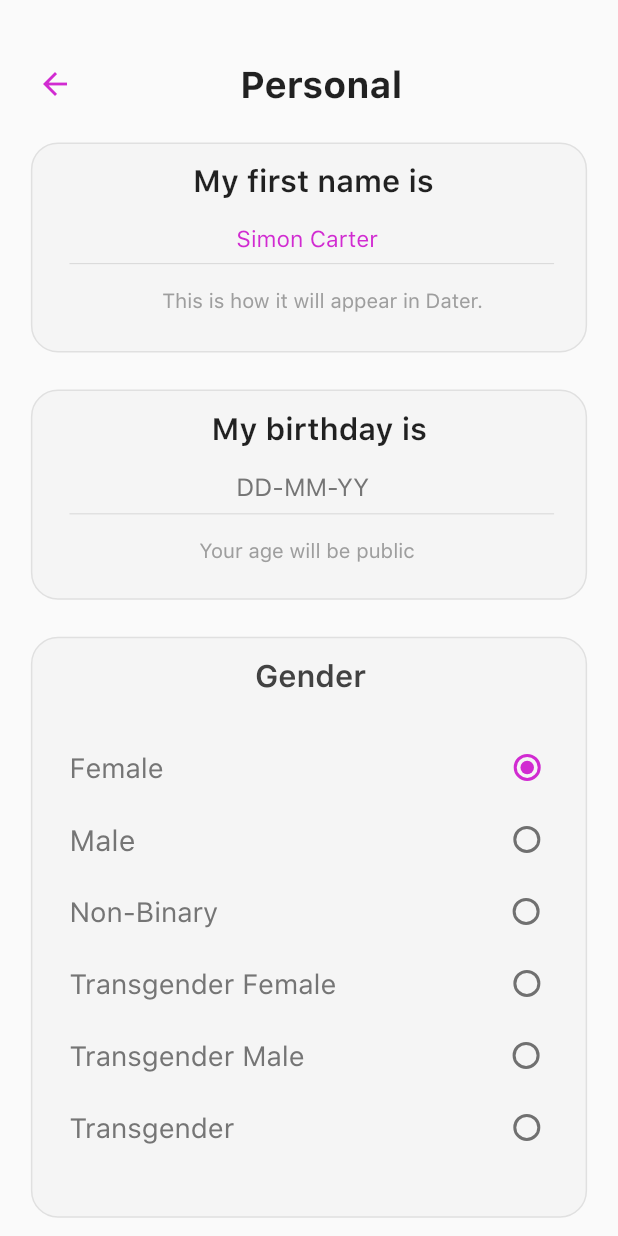
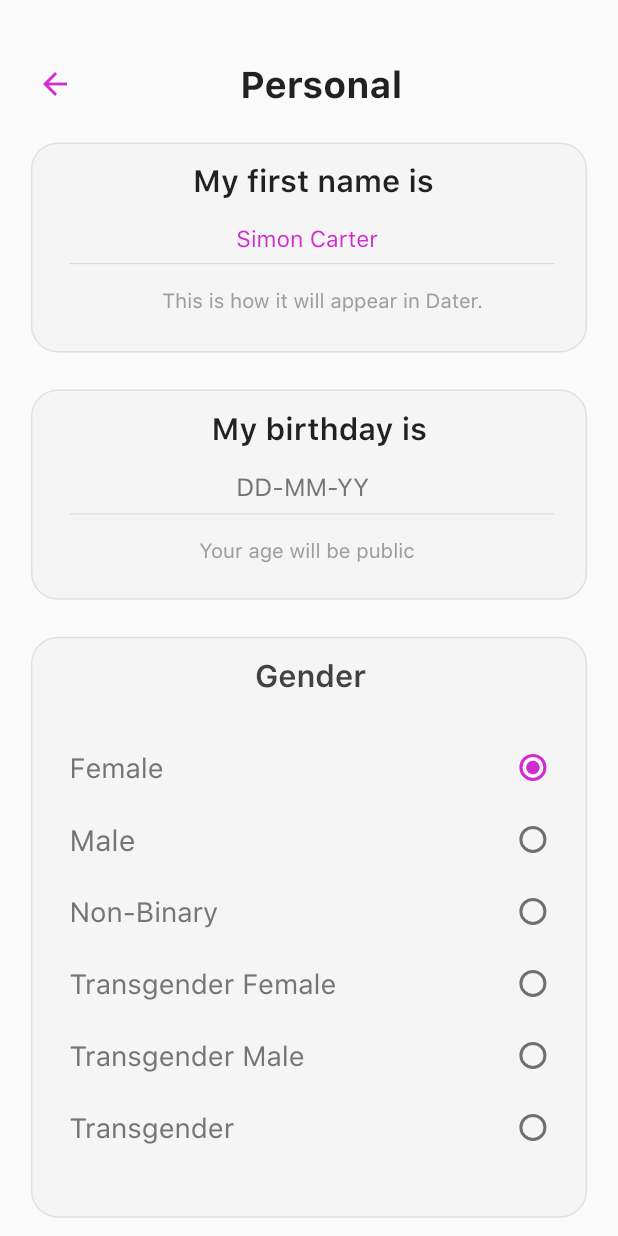
Before and after one commit to Abhisheksainii/goldidate-master, a Flutter app: the Personal screen opened by its route, on a phone screen of 412 x 824 dp. Run offline on Flutter 3.47's test engine with Material 2 defaults, Android fonts, the phone set to English and light mode, and no system bars; our stand-ins replace auto_size_text, cloud_firestore, firebase_auth, firebase_core, font_awesome_flutter, google_sign_in and 4 more; missing offline and left inert: flutter_login_facebook, mobile_number; accounts and stored records are empty; project files that could hold a hidden picture were left out.

Commit message:
Minor fixes

```diff
--- a/lib/main.dart
+++ b/lib/main.dart
@@ -37,7 +37,7 @@ class MyApp extends StatelessWidget {
     return MaterialApp(
       debugShowCheckedModeBanner: false,
       title: Common.applicationName,
-      initialRoute: AppRoutes.Tabview,
+      initialRoute: AppRoutes.chatscreen,
       theme: ThemeData(
         fontFamily: "SFPro",
       ),
--- a/lib/screens/Home/Profile/Personal.dart
+++ b/lib/screens/Home/Profile/Personal.dart
@@ -22,9 +22,7 @@ class _PersonalState extends State<Personal> {
   var selectedRange = RangeValues(0.2, 0.4);
   double value = 0.0;
   Gender _gender = Gender.Female;
-  Sexuality _sex = Sexuality.Straight;
-  ViewStyle _character = ViewStyle.classicView;
-  Interests _interest = Interests.dating;
+  Sexuality _sex = Sexuality.Gay;
   @override
   Widget build(BuildContext context) {
     double height = MediaQuery.of(context).size.height;
@@ -221,7 +219,11 @@ class _PersonalState extends State<Personal> {
                         ),
                         Column(
                           children: [
-                            Row(
+                            Padding(
+                              padding: EdgeInsets.only(right: width * 0.027),
+                              child: Row(
+                                mainAxisAlignment:
+                                    MainAxisAlignment.spaceBetween,
                                 children: [
                                   Text(
                                     "Female",
@@ -229,9 +231,6 @@ class _PersonalState extends State<Personal> {
                                       fontSize: width * 0.045,
                                       color: Color(0xFF757575),
                                     ),
-                                ),
-                                SizedBox(
-                                  width: width * 0.53,
                                   ),
                                   Radio<Gender>(
                                     activeColor: Color(0xFFD12BD1),
@@ -247,7 +246,12 @@ class _PersonalState extends State<Personal> {
                                   ),
                                 ],
                               ),
-                            Row(
+                            ),
+                            Padding(
+                              padding: EdgeInsets.only(right: width * 0.027),
+                              child: Row(
+                                mainAxisAlignment:
+                                    MainAxisAlignment.spaceBetween,
                                 children: [
                                   Text(
                                     "Male",
@@ -255,9 +259,6 @@ class _PersonalState extends State<Personal> {
                                       fontSize: width * 0.0475,
                                       color: Color(0xFF757575),
                                     ),
-                                ),
-                                SizedBox(
-                                  width: width * 0.575,
                                   ),
                                   Radio<Gender>(
                                     activeColor: Color(0xFFD12BD1),
@@ -273,7 +274,12 @@ class _PersonalState extends State<Personal> {
                                   ),
                                 ],
                               ),
-                            Row(
+                            ),
+                            Padding(
+                              padding: EdgeInsets.only(right: width * 0.027),
+                              child: Row(
+                                mainAxisAlignment:
+                                    MainAxisAlignment.spaceBetween,
                                 children: [
                                   Text(
                                     "Non-Binary",
@@ -281,9 +287,6 @@ class _PersonalState extends State<Personal> {
                                       fontSize: width * 0.045,
                                       color: Color(0xFF757575),
                                     ),
-                                ),
-                                SizedBox(
-                                  width: width * 0.44,
                                   ),
                                   Radio<Gender>(
                                     activeColor: Color(0xFFD12BD1),
@@ -299,7 +302,12 @@ class _PersonalState extends State<Personal> {
                                   ),
                                 ],
                               ),
-                            Row(
+                            ),
+                            Padding(
+                              padding: EdgeInsets.only(right: width * 0.027),
+                              child: Row(
+                                mainAxisAlignment:
+                                    MainAxisAlignment.spaceBetween,
                                 children: [
                                   Text(
                                     "Transgender Female",
@@ -307,9 +315,6 @@ class _PersonalState extends State<Personal> {
                                       fontSize: width * 0.045,
                                       color: Color(0xFF757575),
                                     ),
-                                ),
-                                SizedBox(
-                                  width: width * 0.25,
                                   ),
                                   Radio<Gender>(
                                     activeColor: Color(0xFFD12BD1),
@@ -325,7 +330,12 @@ class _PersonalState extends State<Personal> {
                                   ),
                                 ],
                               ),
-                            Row(
+                            ),
+                            Padding(
+                              padding: EdgeInsets.only(right: width * 0.027),
+                              child: Row(
+                                mainAxisAlignment:
+                                    MainAxisAlignment.spaceBetween,
                                 children: [
                                   Text(
                                     "Transgender Male",
@@ -333,9 +343,6 @@ class _PersonalState extends State<Personal> {
                                       fontSize: width * 0.045,
                                       color: Color(0xFF757575),
                                     ),
-                                ),
-                                SizedBox(
-                                  width: width * 0.3,
                                   ),
                                   Radio<Gender>(
                                     activeColor: Color(0xFFD12BD1),
@@ -351,7 +358,12 @@ class _PersonalState extends State<Personal> {
                                   ),
                                 ],
                               ),
-                            Row(
+                            ),
+                            Padding(
+                              padding: EdgeInsets.only(right: width * 0.027),
+                              child: Row(
+                                mainAxisAlignment:
+                                    MainAxisAlignment.spaceBetween,
                                 children: [
                                   Text(
                                     "Transgender",
@@ -359,9 +371,6 @@ class _PersonalState extends State<Personal> {
                                       fontSize: width * 0.045,
                                       color: Color(0xFF757575),
                                     ),
-                                ),
-                                SizedBox(
-                                  width: width * 0.415,
                                   ),
                                   Radio<Gender>(
                                     activeColor: Color(0xFFD12BD1),
@@ -376,6 +385,7 @@ class _PersonalState extends State<Personal> {
                                     },
                                   ),
                                 ],
+                              ),
                             ),
                           ],
                         )
@@ -423,7 +433,11 @@ class _PersonalState extends State<Personal> {
                         ),
                         Column(
                           children: [
-                            Row(
+                            Padding(
+                              padding: EdgeInsets.only(right: width * 0.027),
+                              child: Row(
+                                mainAxisAlignment:
+                                    MainAxisAlignment.spaceBetween,
                                 children: [
                                   Text(
                                     "Straight",
@@ -431,9 +445,6 @@ class _PersonalState extends State<Personal> {
                                       fontSize: width * 0.045,
                                       color: Color(0xFF757575),
                                     ),
-                                ),
-                                SizedBox(
-                                  width: width * 0.515,
                                   ),
                                   Radio<Sexuality>(
                                     activeColor: Color(0xFFD12BD1),
@@ -449,7 +460,12 @@ class _PersonalState extends State<Personal> {
                                   ),
                                 ],
                               ),
-                            Row(
+                            ),
+                            Padding(
+                              padding: EdgeInsets.only(right: width * 0.027),
+                              child: Row(
+                                mainAxisAlignment:
+                                    MainAxisAlignment.spaceBetween,
                                 children: [
                                   Text(
                                     "Gay",
@@ -457,9 +473,6 @@ class _PersonalState extends State<Personal> {
                                       fontSize: width * 0.0475,
                                       color: Color(0xFF757575),
                                     ),
-                                ),
-                                SizedBox(
-                                  width: width * 0.6,
                                   ),
                                   Radio<Sexuality>(
                                     activeColor: Color(0xFFD12BD1),
@@ -475,7 +488,12 @@ class _PersonalState extends State<Personal> {
                                   ),
                                 ],
                               ),
-                            Row(
+                            ),
+                            Padding(
+                              padding: EdgeInsets.only(right: width * 0.027),
+                              child: Row(
+                                mainAxisAlignment:
+                                    MainAxisAlignment.spaceBetween,
                                 children: [
                                   Text(
                                     "Lesbian",
@@ -483,9 +501,6 @@ class _PersonalState extends State<Personal> {
                                       fontSize: width * 0.046,
                                       color: Color(0xFF757575),
                                     ),
-                                ),
-                                SizedBox(
-                                  width: width * 0.52,
                                   ),
                                   Radio<Sexuality>(
                                     activeColor: Color(0xFFD12BD1),
@@ -501,7 +516,12 @@ class _PersonalState extends State<Personal> {
                                   ),
                                 ],
                               ),
-                            Row(
+                            ),
+                            Padding(
+                              padding: EdgeInsets.only(right: width * 0.027),
+                              child: Row(
+                                mainAxisAlignment:
+                                    MainAxisAlignment.spaceBetween,
                                 children: [
                                   Text(
                                     "Bisexual",
@@ -509,9 +529,6 @@ class _PersonalState extends State<Personal> {
                                       fontSize: width * 0.0457,
                                       color: Color(0xFF757575),
                                     ),
-                                ),
-                                SizedBox(
-                                  width: width * 0.51,
                                   ),
                                   Radio<Sexuality>(
                                     activeColor: Color(0xFFD12BD1),
@@ -527,7 +544,12 @@ class _PersonalState extends State<Personal> {
                                   ),
                                 ],
                               ),
-                            Row(
+                            ),
+                            Padding(
+                              padding: EdgeInsets.only(right: width * 0.027),
+                              child: Row(
+                                mainAxisAlignment:
+                                    MainAxisAlignment.spaceBetween,
                                 children: [
                                   Text(
                                     "Pansexual",
@@ -535,9 +557,6 @@ class _PersonalState extends State<Personal> {
                                       fontSize: width * 0.045,
                                       color: Color(0xFF757575),
                                     ),
-                                ),
-                                SizedBox(
-                                  width: width * 0.476,
                                   ),
                                   Radio<Sexuality>(
                                     activeColor: Color(0xFFD12BD1),
@@ -553,7 +572,12 @@ class _PersonalState extends State<Personal> {
                                   ),
                                 ],
                               ),
-                            Row(
+                            ),
+                            Padding(
+                              padding: EdgeInsets.only(right: width * 0.027),
+                              child: Row(
+                                mainAxisAlignment:
+                                    MainAxisAlignment.spaceBetween,
                                 children: [
                                   Text(
                                     "Transgender",
@@ -561,9 +585,6 @@ class _PersonalState extends State<Personal> {
                                       fontSize: width * 0.045,
                                       color: Color(0xFF757575),
                                     ),
-                                ),
-                                SizedBox(
-                                  width: width * 0.425,
                                   ),
                                   Radio<Sexuality>(
                                     activeColor: Color(0xFFD12BD1),
@@ -578,6 +599,7 @@ class _PersonalState extends State<Personal> {
                                     },
                                   ),
                                 ],
+                              ),
                             ),
                           ],
                         )
--- a/lib/screens/Home/Profile/editProfile.dart
+++ b/lib/screens/Home/Profile/editProfile.dart
@@ -16,11 +16,13 @@ class _EditProfileState extends State<EditProfile> {
         child: SingleChildScrollView(
           child: Container(
             child: Column(
-              crossAxisAlignment: CrossAxisAlignment.start,
+              crossAxisAlignment: CrossAxisAlignment.center,
+              mainAxisSize: MainAxisSize.max,
+              mainAxisAlignment: MainAxisAlignment.end,
               children: [
                 Padding(
                   padding:
-                      EdgeInsets.only(top: height * 0.05, left: width * 0.06),
+                      EdgeInsets.only(top: height * 0.05, left: width * 0.05),
                   child: Container(
                     child: Row(
                       children: [
@@ -28,6 +30,7 @@ class _EditProfileState extends State<EditProfile> {
                           child: Icon(
                             Icons.arrow_back,
                             color: Color(0xFFD12BD1),
+                            size: width * 0.08,
                           ),
                         ),
                         SizedBox(
@@ -46,6 +49,7 @@ class _EditProfileState extends State<EditProfile> {
                           child: Icon(
                             Icons.more_horiz,
                             color: Color(0xFFD12BD1),
+                            size: width * 0.1,
                           ),
                         ),
                       ],
@@ -126,7 +130,7 @@ class _EditProfileState extends State<EditProfile> {
                   padding: EdgeInsets.only(
                       top: height * 0.0045,
                       left: width * 0.1,
-                      right: width * 0.02),
+                      right: width * 0.55),
                   child: CustomContainer(
                       fontSize: 0.04,
                       text1: "Gender",
@@ -172,7 +176,7 @@ class _EditProfileState extends State<EditProfile> {
                   padding: EdgeInsets.only(
                       top: height * 0.0045,
                       left: width * 0.1,
-                      right: width * 0.02),
+                      right: width * 0.63),
                   child: CustomContainer(
                       fontSize: 0.04,
                       text1: "Profession",
@@ -236,9 +240,6 @@ class _EditProfileState extends State<EditProfile> {
                     endIndent: 50,
                     thickness: 1,
                   ),
-                ),
-                SizedBox(
-                  height: height * 0.175,
                 ),
                 Container(
                   height: height * 0.09545,
@@ -322,6 +323,7 @@ class _CustomContainerState extends State<CustomContainer> {
   @override
   Widget build(BuildContext context) {
     return Container(
+      width: widget.width * 0.9,
       child: Column(
         crossAxisAlignment: CrossAxisAlignment.start,
         children: [
--- a/lib/screens/Home/Profile/myProfile.dart
+++ b/lib/screens/Home/Profile/myProfile.dart
@@ -58,7 +58,12 @@ class _MyProfileState extends State<MyProfile> {
                 SizedBox(
                   height: height * 0.008,
                 ),
-                Text("Academic Center of Advanced Studies"),
+                Text(
+                  "Academic Center of Advanced Studies",
+                  style: TextStyle(
+                    color: Colors.grey[600],
+                  ),
+                ),
                 SizedBox(
                   height: height * 0.01,
                 ),
--- a/lib/screens/Home/chat_screen.dart
+++ b/lib/screens/Home/chat_screen.dart
@@ -168,7 +168,7 @@ class ChatScreen extends StatelessWidget {
                                           color: messages[index].messageType ==
                                                   "receiver"
                                               ? Colors.white
-                                              : Colors.black54),
+                                              : Colors.grey[700]),
                                     ),
                                   ),
                                 ),
--- a/lib/screens/Home/editInnerProfile.dart
+++ b/lib/screens/Home/editInnerProfile.dart
@@ -45,9 +45,13 @@ class _InnerProfileState extends State<InnerProfile> {
                       SizedBox(
                         width: width * 0.65,
                       ),
-                      Image(
-                        image: AssetImage(
-                          Common.assetsImages + "Camera.png",
+                      Container(
+                        height: height * 0.08,
+                        width: width * 0.08,
+                        child: Image(
+                          image: AssetImage(
+                            Common.assetsImages + "Camera.png",
+                          ),
                         ),
                       ),
                     ],
@@ -55,7 +59,7 @@ class _InnerProfileState extends State<InnerProfile> {
                 ),
               ),
               SizedBox(
-                height: height * 0.55,
+                height: height * 0.53,
               ),
               Container(
                 height: height * 0.34,
```
Lines whose indentation alone changed are shown as unchanged.
